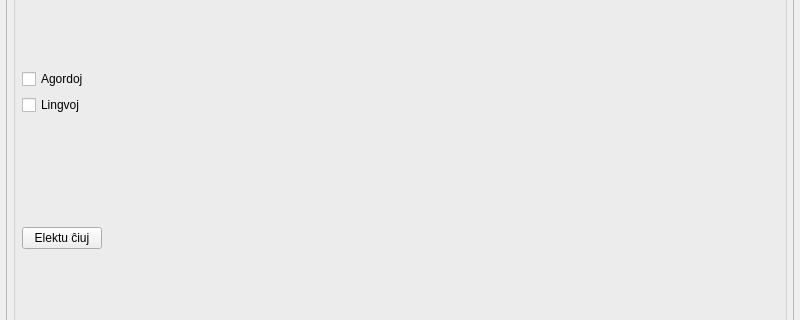
This is datumojapogilo.ui in MDCremer/Gradivus as Qt 5 draws it before an edit; both pictures show x 0 to 800 and y 194 to 514 of the 800 by 600 pixel window. The edited form follows.
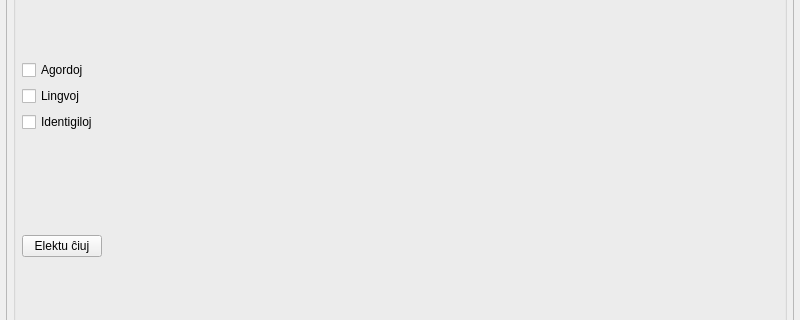
This is the edited form.

What changed in the file:
```diff
--- a/datumojapogilo.ui
+++ b/datumojapogilo.ui
@@ -166,6 +166,13 @@
               </property>
              </widget>
             </item>
+            <item row="2" column="0">
+             <widget class="QCheckBox" name="identigiloj">
+              <property name="text">
+               <string>Identigiloj</string>
+              </property>
+             </widget>
+            </item>
            </layout>
           </item>
           <item>
```
